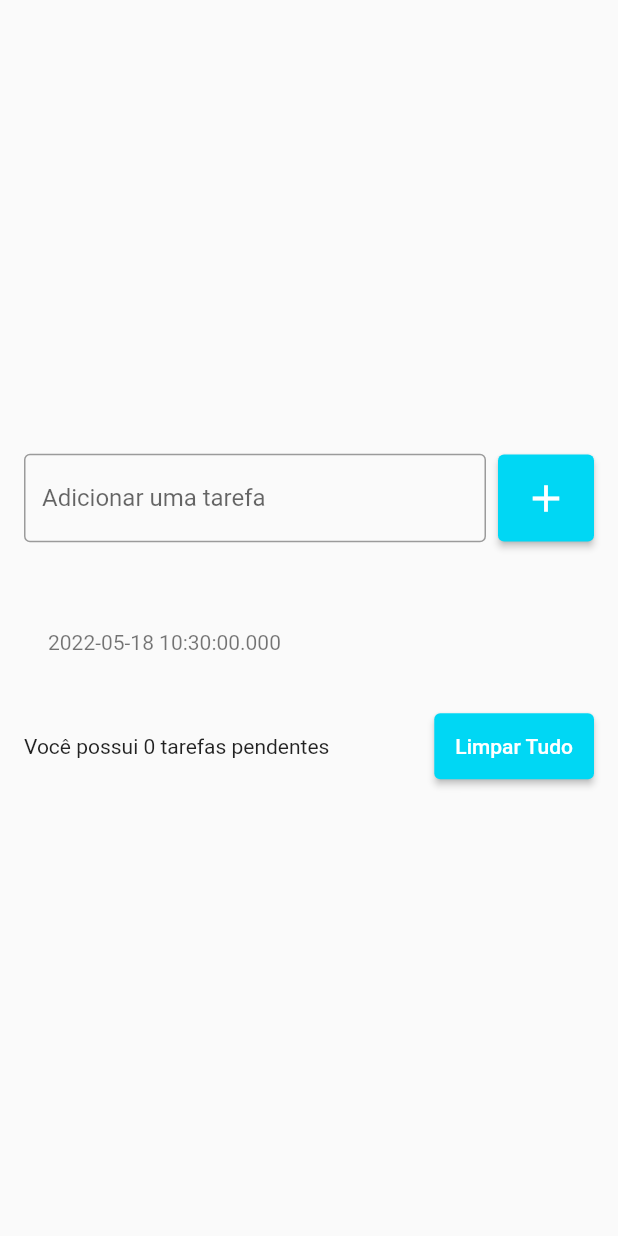
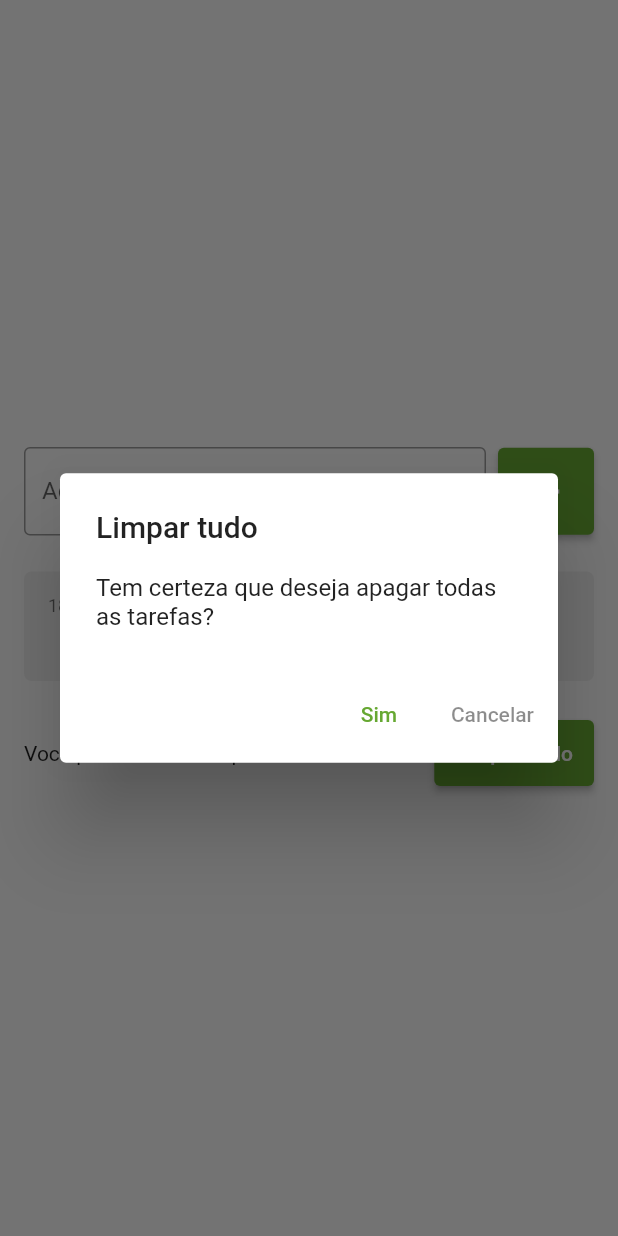
Before and after one commit to tiagofribeiro/flutter-todo-list, a Flutter app: the screen it shows after launch, after a tap on the "add" icon, after a tap on "Limpar Tudo", on a phone screen of 412 x 824 dp. Run offline on Flutter 3.47's test engine with Material 2 defaults, Android fonts, the phone set to English and light mode, and no system bars; drawn by our look-alikes of flutter_slidable.

Commit message:
Data model, custom Widget, packages, SnackBar & Dialog
Layout fixed e customized, added task deletion (one or all), implemented slideable and intl (DateFormat) packages. Updated README.md.

```diff
--- a/lib/main.dart
+++ b/lib/main.dart
@@ -10,8 +10,9 @@ class MyApp extends StatelessWidget {
 
   @override
   Widget build(BuildContext context) {
-    return MaterialApp(
+    return const MaterialApp(
       home: TodoListPage(),
+      debugShowCheckedModeBanner: false,
     );
   }
 }
--- /dev/null
+++ b/lib/models/task.dart
@@ -0,0 +1,6 @@
+class Task {
+  Task({required this.title, required this.date});
+
+  String title;
+  DateTime date;
+}
--- a/lib/pages/todo_list_page.dart
+++ b/lib/pages/todo_list_page.dart
@@ -1,7 +1,9 @@
 import 'package:flutter/material.dart';
+import 'package:flutter_todo_list/models/task.dart';
+import 'package:flutter_todo_list/widgets/todo_list_item.dart';
 
 class TodoListPage extends StatefulWidget {
-  TodoListPage({Key? key}) : super(key: key);
+  const TodoListPage({Key? key}) : super(key: key);
 
   @override
   State<TodoListPage> createState() => _TodoListPageState();
@@ -10,14 +12,19 @@ class TodoListPage extends StatefulWidget {
 class _TodoListPageState extends State<TodoListPage> {
   final TextEditingController taskController = TextEditingController();
 
-  List<String> tasks = [];
+  Color mainColor = const Color(0xff66a832);
+
+  List<Task> tasks = [];
+  int? deletedTaskPos;
+  Task? deletedTask;
 
   @override
   Widget build(BuildContext context) {
-    return Scaffold(
+    return SafeArea(
+      child: Scaffold(
         body: Center(
           child: Padding(
-          padding: const EdgeInsets.symmetric(horizontal: 16),
+            padding: const EdgeInsets.all(16),
             child: Column(
               mainAxisSize: MainAxisSize.min,
               children: [
@@ -26,65 +33,75 @@ class _TodoListPageState extends State<TodoListPage> {
                     Expanded(
                       child: TextField(
                         controller: taskController,
+                        cursorColor: mainColor,
                         decoration: InputDecoration(
-                        border: OutlineInputBorder(),
+                          floatingLabelStyle: TextStyle(
+                            color: mainColor,
+                          ),
+                          border: const OutlineInputBorder(),
+                          focusedBorder: OutlineInputBorder(
+                            borderSide: BorderSide(
+                              color: mainColor,
+                            ),
+                          ),
                           labelText: 'Adicionar uma tarefa',
                           hintText: 'Ex. Estudar Flutter',
                         ),
                       ),
                     ),
-                  SizedBox(width: 8),
+                    const SizedBox(width: 8),
                     ElevatedButton(
                       onPressed: () {
                         String task = taskController.text;
                         setState(() {
-                        tasks.add(task);
+                          Task newTask = Task(
+                            title: task,
+                            date: DateTime.now(),
+                          );
+                          tasks.add(newTask);
                         });
                         taskController.clear();
                       },
                       style: ElevatedButton.styleFrom(
-                      primary: Color(0xff00d7f4),
-                      padding: EdgeInsets.all(14),
+                        primary: mainColor,
+                        padding: const EdgeInsets.all(14),
                       ),
-                    child: Icon(
+                      child: const Icon(
                         Icons.add,
                         size: 30,
                       ),
                     )
                   ],
                 ),
-              SizedBox(height: 20),
+                const SizedBox(height: 20),
                 Flexible(
                   child: ListView(
                     shrinkWrap: true,
                     children: [
-                    for (String task in tasks)
-                      ListTile(
-                        title: Text(task),
-                        subtitle: Text(DateTime.now().toString()),
-                        onTap: () {
-                          print(task);
-                        },
+                      for (Task task in tasks)
+                        TodoListItem(
+                          task: task,
+                          onDelete: onDeleteTask,
                         ),
                     ],
                   ),
                 ),
-              SizedBox(height: 20),
+                const SizedBox(height: 20),
                 Row(
                   children: [
                     Expanded(
                       child: Text(
-                      'Você possui 0 tarefas pendentes',
+                        'Você possui ${tasks.length} tarefas pendentes',
                       ),
                     ),
-                  SizedBox(width: 8),
+                    const SizedBox(width: 8),
                     ElevatedButton(
-                    onPressed: () {},
+                      onPressed: showDeleteAllTasksDialog,
                       style: ElevatedButton.styleFrom(
-                      primary: Color(0xff00d7f4),
-                      padding: EdgeInsets.all(14),
+                        primary: mainColor,
+                        padding: const EdgeInsets.all(14),
                       ),
-                    child: Text('Limpar Tudo'),
+                      child: const Text('Limpar Tudo'),
                     )
                   ],
                 ),
@@ -92,6 +109,72 @@ class _TodoListPageState extends State<TodoListPage> {
             ),
           ),
         ),
+      ),
     );
   }
+
+  void onDeleteTask(Task task) {
+    deletedTask = task;
+    deletedTaskPos = tasks.indexOf(task);
+
+    setState(() {
+      tasks.remove(task);
+    });
+
+    ScaffoldMessenger.of(context).clearSnackBars();
+    ScaffoldMessenger.of(context).showSnackBar(SnackBar(
+      content: Text(
+        '\'${task.title}\' foi removido com sucesso.',
+        style: const TextStyle(
+          color: Colors.black54,
+        ),
+      ),
+      backgroundColor: Colors.white,
+      duration: const Duration(seconds: 5),
+      action: SnackBarAction(
+        label: 'Desfazer',
+        textColor: mainColor,
+        onPressed: () {
+          setState(() {
+            tasks.insert(deletedTaskPos!, deletedTask!);
+          });
+        },
+      ),
+    ));
   }
+
+  void showDeleteAllTasksDialog() {
+    showDialog(
+      context: context,
+      builder: (context) => AlertDialog(
+        title: const Text('Limpar tudo'),
+        content: const Text('Tem certeza que deseja apagar todas as tarefas?'),
+        actions: [
+          TextButton(
+              style: TextButton.styleFrom(
+                primary: mainColor,
+              ),
+              onPressed: () {
+                deleteAllTasks();
+                Navigator.of(context).pop();
+              },
+              child: const Text('Sim')),
+          TextButton(
+              style: TextButton.styleFrom(
+                primary: Colors.black45,
+              ),
+              onPressed: () {
+                Navigator.of(context).pop();
+              },
+              child: const Text('Cancelar')),
+        ],
+      ),
+    );
+  }
+
+  void deleteAllTasks() {
+    setState(() {
+      tasks.clear();
+    });
+  }
+}
--- /dev/null
+++ b/lib/widgets/todo_list_item.dart
@@ -0,0 +1,69 @@
+import 'package:flutter/material.dart';
+import 'package:flutter_slidable/flutter_slidable.dart';
+import 'package:flutter_todo_list/models/task.dart';
+import 'package:intl/intl.dart';
+
+class TodoListItem extends StatelessWidget {
+  const TodoListItem({
+    Key? key,
+    required this.task,
+    required this.onDelete,
+  }) : super(key: key);
+
+  final Task task;
+  final Function(Task) onDelete;
+
+  @override
+  Widget build(BuildContext context) {
+    return Padding(
+      padding: const EdgeInsets.symmetric(vertical: 4),
+      child: Slidable(
+        child: Container(
+          decoration: BoxDecoration(
+            color: Colors.grey[200],
+            borderRadius: BorderRadius.circular(5),
+          ),
+          padding: const EdgeInsets.all(16),
+          child: Column(
+            crossAxisAlignment: CrossAxisAlignment.stretch,
+            children: [
+              Text(
+                DateFormat('dd/MM/yyyy - HH:mm').format(task.date),
+                style: const TextStyle(
+                  fontSize: 12,
+                  fontWeight: FontWeight.w400,
+                  color: Colors.black54,
+                ),
+              ),
+              const SizedBox(
+                height: 8,
+              ),
+              Text(
+                task.title,
+                style: const TextStyle(
+                  fontSize: 16,
+                  fontWeight: FontWeight.w500,
+                ),
+              ),
+            ],
+          ),
+        ),
+        endActionPane: ActionPane(
+          extentRatio: 0.25,
+          motion: const BehindMotion(),
+          children: [
+            SlidableAction(
+              onPressed: (context) => {
+                onDelete(task)
+              },
+              backgroundColor: Colors.red,
+              foregroundColor: Colors.white,
+              icon: Icons.delete,
+              label: 'Deletar',
+            )
+          ],
+        ),
+      ),
+    );
+  }
+}
--- a/pubspec.yaml
+++ b/pubspec.yaml
@@ -34,6 +34,8 @@ dependencies:
   # The following adds the Cupertino Icons font to your application.
   # Use with the CupertinoIcons class for iOS style icons.
   cupertino_icons: ^1.0.2
+  intl:
+  flutter_slidable: ^1.2.1
 
 dev_dependencies:
   flutter_test:
```
Also changed, not shown: pubspec.lock, 1 other file. Lines whose indentation alone changed are shown as unchanged.
